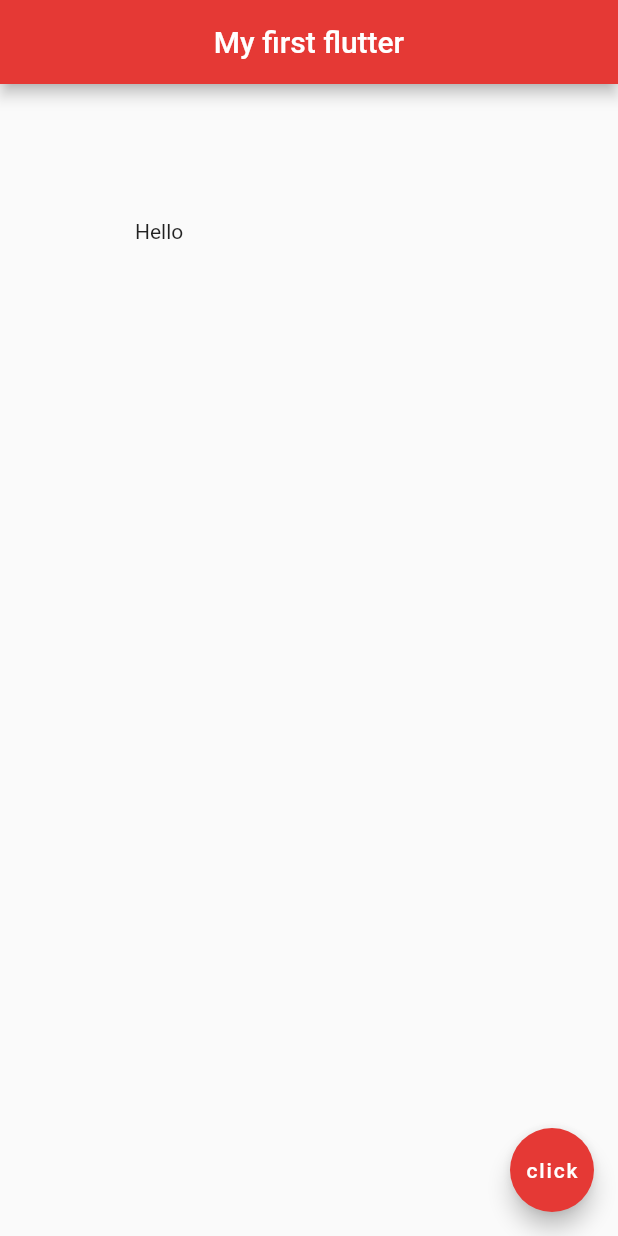
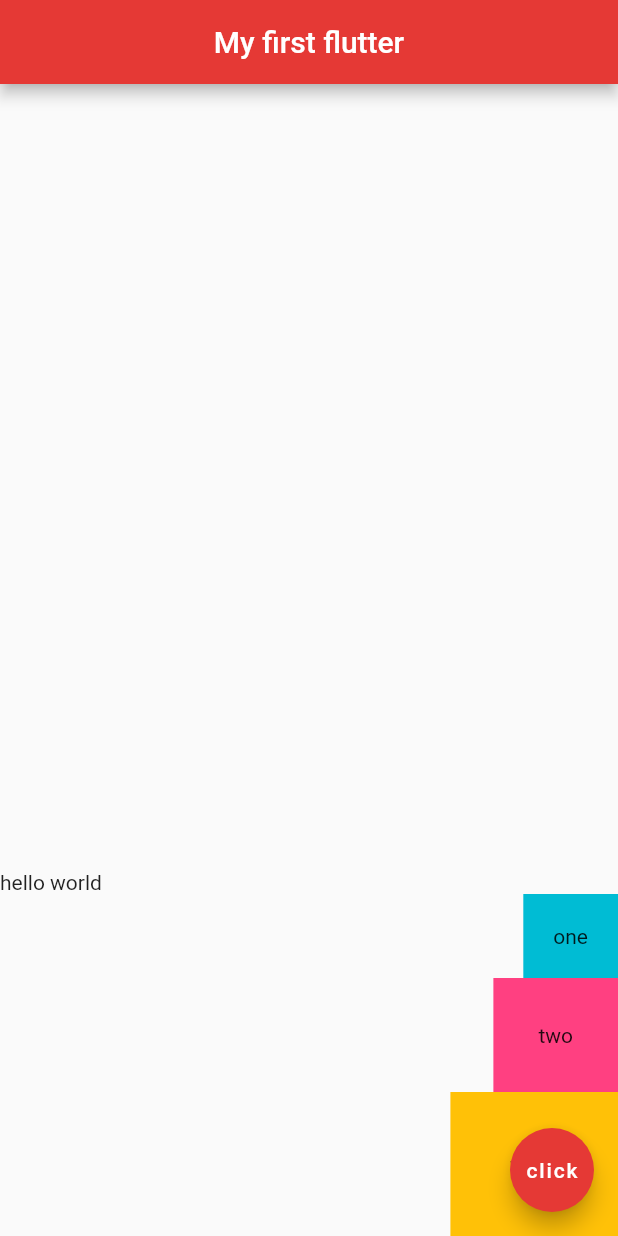
Before and after one commit to TheElectricBlender/hello_flutter, a Flutter app: the screen it shows after launch, on a phone screen of 412 x 824 dp. Run offline on Flutter 3.47's test engine with Material 2 defaults, Android fonts, the phone set to English and light mode, and no system bars.

Commit message:
Rows and columns

```diff
--- a/lib/main.dart
+++ b/lib/main.dart
@@ -13,9 +13,32 @@ class Home extends StatelessWidget {
         centerTitle: true,
         backgroundColor: Colors.red[600],
       ),
-      body: Padding(
-        padding: EdgeInsets.all(90.0),
-        child: Text("Hello"),
+      body: Column(
+        mainAxisAlignment: MainAxisAlignment.end,
+        crossAxisAlignment: CrossAxisAlignment.end,
+        children: <Widget>[
+          Row(
+            children: <Widget>[
+              Text("hello"),
+              Text(" world"),
+            ],
+          ),
+          Container(
+            padding: EdgeInsets.all(20.0),
+            color: Colors.cyan,
+            child: Text("one"),
+          ),
+          Container(
+            padding: EdgeInsets.all(30.0),
+            color: Colors.pinkAccent,
+            child: Text("two"),
+          ),
+          Container(
+            padding: EdgeInsets.all(40.0),
+            color: Colors.amber,
+            child: Text("three"),
+          ),
+        ],
       ),
       floatingActionButton: FloatingActionButton(
         onPressed: () {},
```
